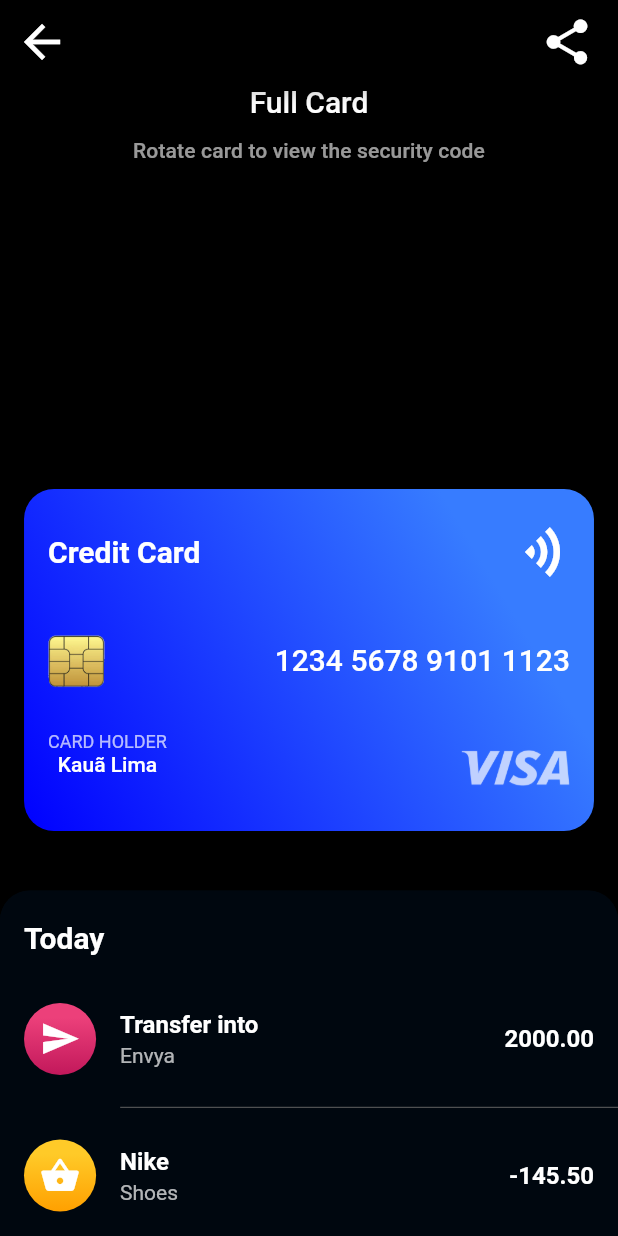
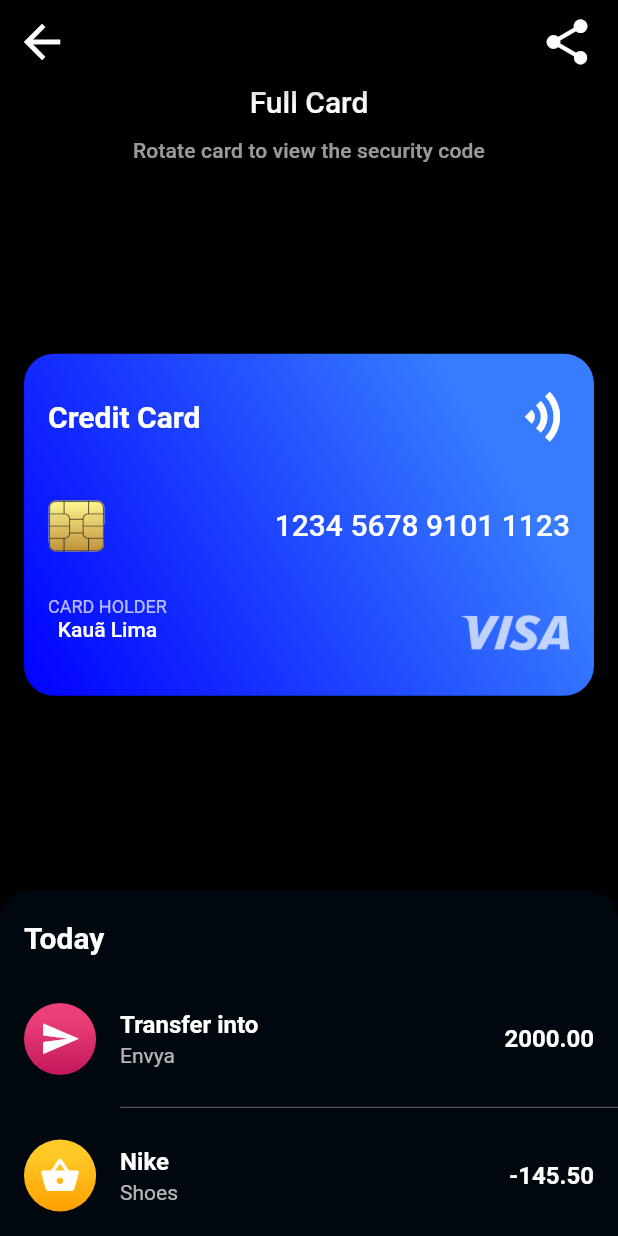
Before and after one commit to KauaLimaMartins/Credit-card-manager, a Flutter app: the screen it shows after launch, after a tap on "Credit Card", on a phone screen of 412 x 824 dp. Run offline on Flutter 3.47's test engine with Material 2 defaults, Android fonts, the light colour scheme and no system bars; drawn by our look-alikes of sliding_sheet; our stand-ins replace smooth_page_indicator; missing offline and left inert: mccounting_text.

Commit message:
Add animation to details

```diff
--- a/lib/screens/details/details_screen.dart
+++ b/lib/screens/details/details_screen.dart
@@ -19,6 +19,8 @@ class DetailsScreen extends StatefulWidget {
 }
 
 class _DetailsScreenState extends State<DetailsScreen> {
+  double sheetProgress = 0;
+
   @override
   Widget build(BuildContext context) {
     return Scaffold(
@@ -47,15 +49,23 @@ class _DetailsScreenState extends State<DetailsScreen> {
       body: Stack(
         alignment: Alignment.topCenter,
         children: [
-          _buildHeader(),
+          _buildHeader(sheetProgress),
           Container(
-            padding: EdgeInsets.symmetric(
-              horizontal: SizeConfig.defaultWidth * 2,
+            padding: EdgeInsets.fromLTRB(
+              SizeConfig.defaultWidth * 2,
+              0,
+              SizeConfig.defaultWidth * 2,
+              sheetProgress > 0.462
+                  ? SizeConfig.defaultHeight * 55
+                  : SizeConfig.defaultHeight * 20 + sheetProgress * 600,
             ),
             alignment: Alignment.center,
+            child: Transform.scale(
+              scale: sheetProgress > 0.462 ? 1 - (sheetProgress - 0.462) : 1,
               child: FlippableWidget(
                 backCardWidget: BackCardWidget(card: widget.card),
                 frontCardWidget: FrontCardWidget(card: widget.card),
+              ),
             ),
           ),
           _buildBottomSheet(),
@@ -64,9 +74,12 @@ class _DetailsScreenState extends State<DetailsScreen> {
     );
   }
 
-  Widget _buildHeader() {
+  Widget _buildHeader(double sheetProgress) {
     return Align(
       alignment: Alignment.center,
+      child: Transform.scale(
+        scale: 1 - (sheetProgress * 20),
+        alignment: Alignment.topCenter,
         child: Column(
           children: [
             Text(
@@ -86,6 +99,7 @@ class _DetailsScreenState extends State<DetailsScreen> {
             ),
           ],
         ),
+      ),
     );
   }
 
@@ -100,6 +114,11 @@ class _DetailsScreenState extends State<DetailsScreen> {
           snappings: [0.3, 0.6, 1],
           positioning: SnapPositioning.relativeToAvailableSpace,
         ),
+        listener: (state) {
+          setState(() {
+            sheetProgress = ((state.extent - 0.3) / 0.65);
+          });
+        },
         headerBuilder: (context, state) {
           return Container(
             padding: EdgeInsets.symmetric(
```
Lines whose indentation alone changed are shown as unchanged.
